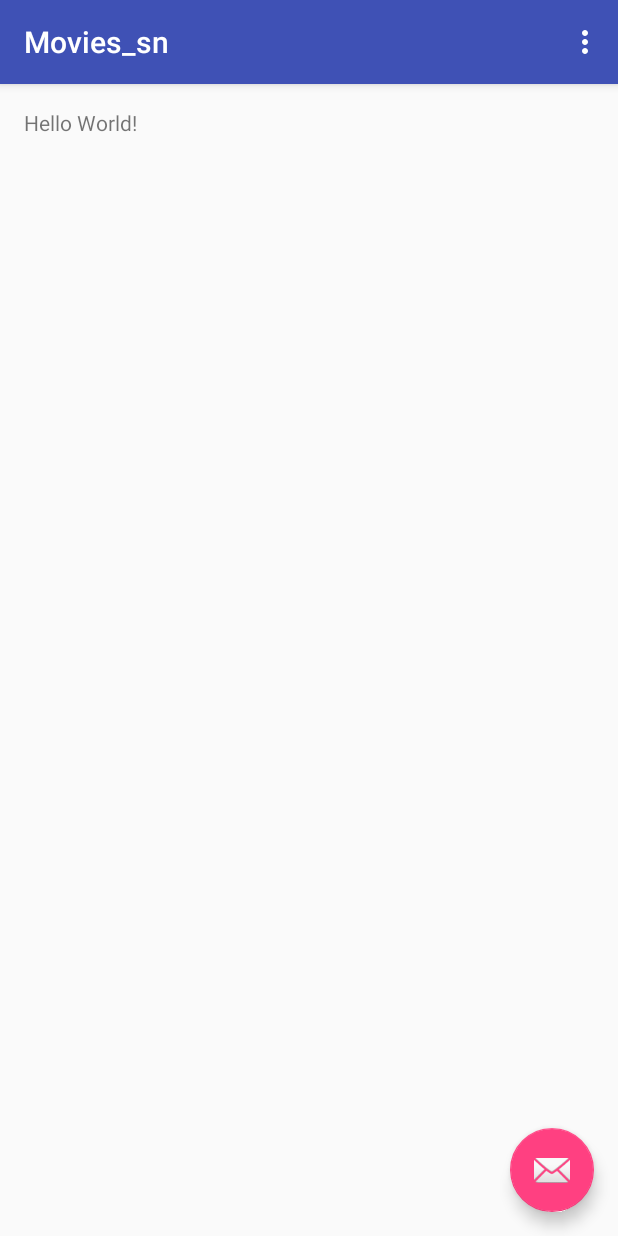
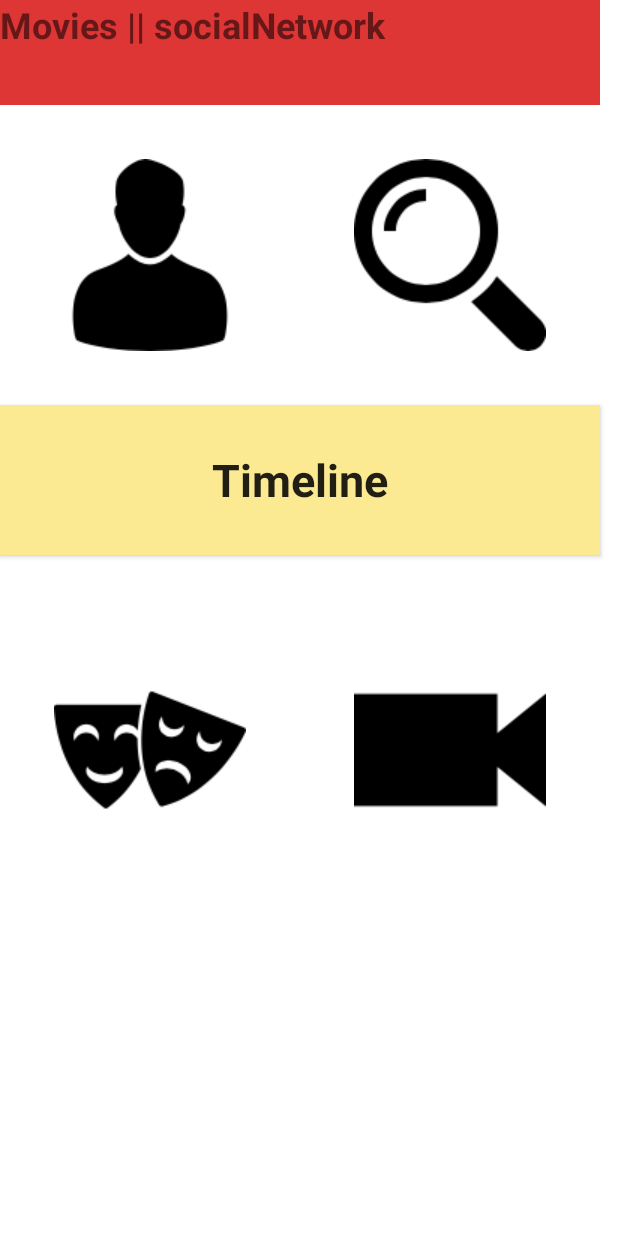
Before and after one commit to mohamadamgad/Movies_sn, an Android app: the screen it shows after launch (MainActivity), on a phone screen of 412 x 824 dp. Run offline under Robolectric (Android 15) with nearby library versions, the light colour scheme and no system bars.

Commit message:
khalast el main_page

```diff
--- a/app/src/main/java/com/example/amgad/movies_sn/MainActivity.java
+++ b/app/src/main/java/com/example/amgad/movies_sn/MainActivity.java
@@ -15,17 +15,7 @@ public class MainActivity extends AppCompatActivity {
     protected void onCreate(Bundle savedInstanceState) {
         super.onCreate(savedInstanceState);
         setContentView(R.layout.activity_main);
-        Toolbar toolbar = (Toolbar) findViewById(R.id.toolbar);
-        setSupportActionBar(toolbar);
 
-        FloatingActionButton fab = (FloatingActionButton) findViewById(R.id.fab);
-        fab.setOnClickListener(new View.OnClickListener() {
-            @Override
-            public void onClick(View view) {
-                Snackbar.make(view, "Replace with your own action", Snackbar.LENGTH_LONG)
-                        .setAction("Action", null).show();
-            }
-        });
     }
 
     @Override
--- a/app/src/main/res/layout/activity_main.xml
+++ b/app/src/main/res/layout/activity_main.xml
@@ -1,34 +1,77 @@
 <?xml version="1.0" encoding="utf-8"?>
-<android.support.design.widget.CoordinatorLayout xmlns:android="http://schemas.android.com/apk/res/android"
+<LinearLayout xmlns:android="http://schemas.android.com/apk/res/android"
     xmlns:app="http://schemas.android.com/apk/res-auto"
     xmlns:tools="http://schemas.android.com/tools"
     android:layout_width="match_parent"
     android:layout_height="match_parent"
-    android:fitsSystemWindows="true"
+    android:background="#ffffff"
+    android:orientation="vertical"
     tools:context="com.example.amgad.movies_sn.MainActivity">
 
-    <android.support.design.widget.AppBarLayout
-        android:layout_width="match_parent"
-        android:layout_height="wrap_content"
-        android:theme="@style/AppTheme.AppBarOverlay">
 
-        <android.support.v7.widget.Toolbar
-            android:id="@+id/toolbar"
-            android:layout_width="match_parent"
-            android:layout_height="?attr/actionBarSize"
-            android:background="?attr/colorPrimary"
-            app:popupTheme="@style/AppTheme.PopupOverlay" />
+    <TextView
+        android:layout_width="400dp"
+        android:layout_height="70dp"
+        android:background="#de3535"
+        android:text="Movies || socialNetwork"
+        android:fontFamily="sans-serif-normal"
+        android:textStyle="bold"
+        android:textSize="24dp"
 
-    </android.support.design.widget.AppBarLayout>
 
-    <include layout="@layout/content_main" />
 
-    <android.support.design.widget.FloatingActionButton
-        android:id="@+id/fab"
-        android:layout_width="wrap_content"
-        android:layout_height="wrap_content"
-        android:layout_gravity="bottom|end"
-        android:layout_margin="@dimen/fab_margin"
-        android:src="@android:drawable/ic_dialog_email" />
+        />
 
-</android.support.design.widget.CoordinatorLayout>
+    <ImageButton
+    android:layout_width="200dp"
+    android:layout_height="140dp"
+    android:layout_marginTop="30dp"
+    android:background="#ffffff"
+    android:src="@drawable/bp"
+
+            />
+
+    <ImageButton
+    android:layout_width="200dp"
+    android:layout_height="140dp"
+    android:layout_marginLeft="200dp"
+    android:layout_marginTop="-140dp"
+    android:background="#ffffff"
+    android:src="@drawable/bs"
+
+    />
+
+<Button
+    android:layout_width="400dp"
+    android:layout_height="100dp"
+    android:layout_marginTop="30dp"
+    android:text="Timeline"
+    android:textAllCaps="false"
+    android:fontFamily="sans-serif-normal"
+    android:textStyle="bold"
+    android:background="#fcea92"
+    android:textSize="30dp"
+
+
+    />
+
+    <ImageButton
+        android:layout_width="200dp"
+        android:layout_height="140dp"
+        android:layout_marginTop="60dp"
+        android:background="#ffffff"
+        android:src="@drawable/mood2"
+
+
+        />
+
+    <ImageButton
+        android:layout_width="200dp"
+        android:layout_height="140dp"
+        android:layout_marginLeft="200dp"
+        android:layout_marginTop="-140dp"
+        android:background="#ffffff"
+        android:src="@drawable/movieee"
+
+        />
+   </LinearLayout>
```
Also changed, not shown: app/src/main/res/drawable/bp.png (added), app/src/main/res/drawable/bs.png (added), app/src/main/res/drawable/coffee.jpg (added), app/src/main/res/drawable/gump.jpg (added), app/src/main/res/drawable/hot51.png (added), app/src/main/res/drawable/hot_coffee.png (added), app/src/main/res/drawable/mood.png (added), app/src/main/res/drawable/mood2.png (added), app/src/main/res/drawable/movieee.png (added), app/src/main/res/drawable/pattern1.jpg (added), app/src/main/res/drawable/profile.png (added), app/src/main/res/drawable/search.png (added).
